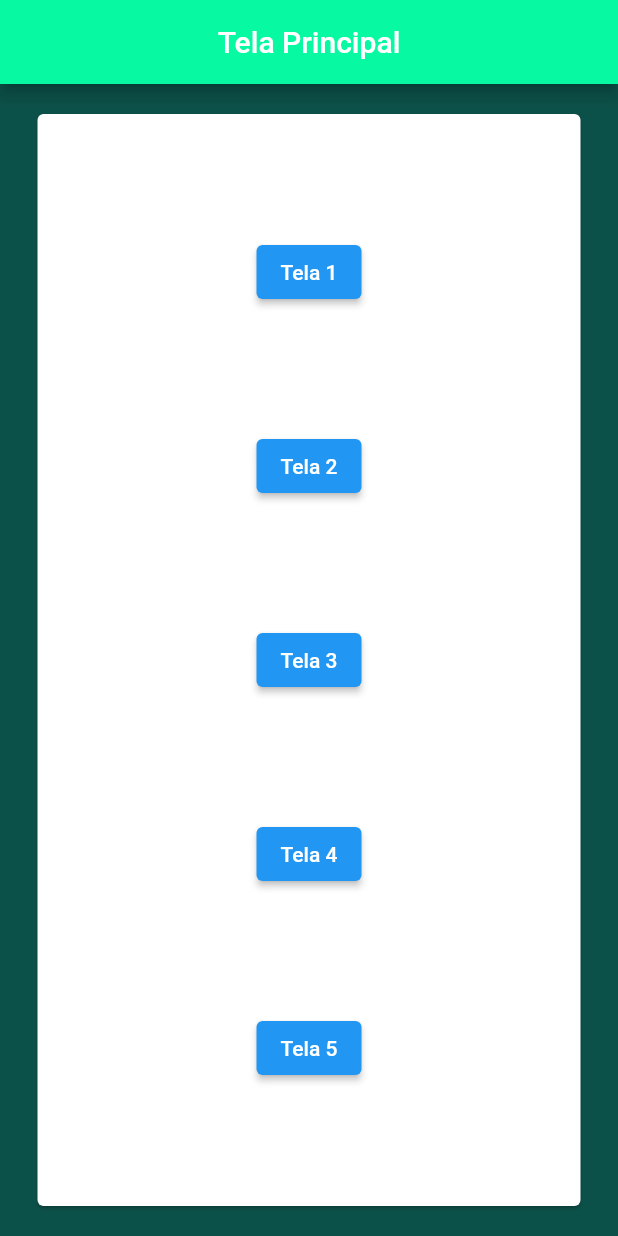
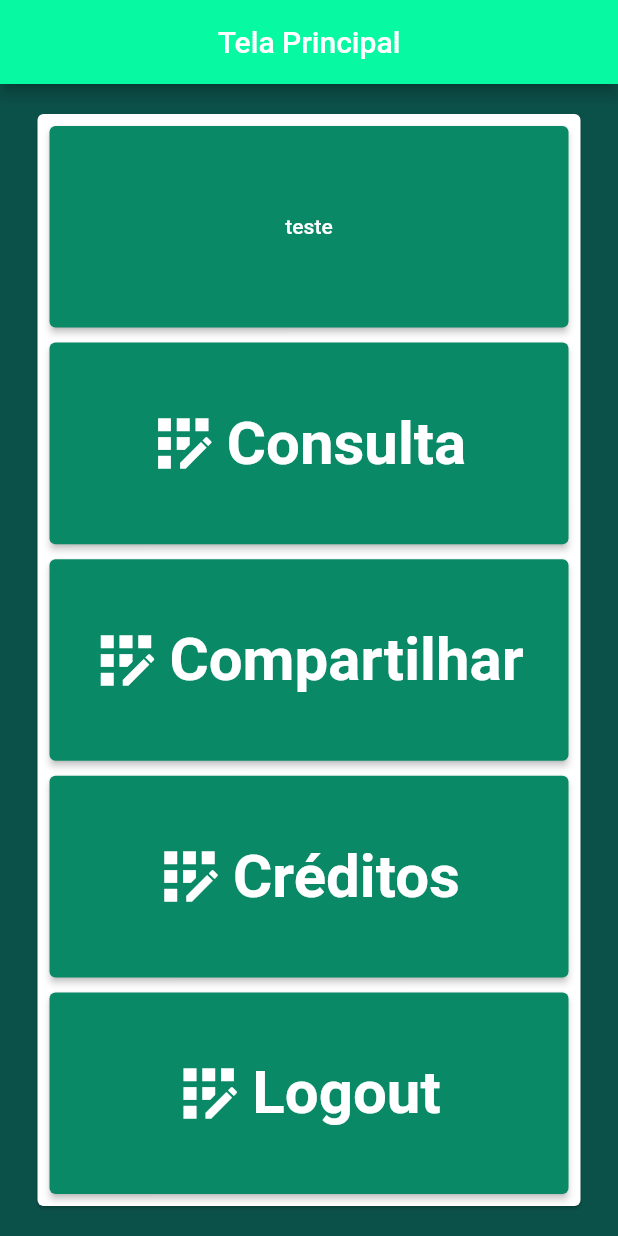
Before and after one commit to Medinagui/Flutter_AppNutricao, a Flutter app: the TelaPrincipal screen opened directly, on a phone screen of 412 x 824 dp. Run offline on Flutter 3.47's test engine with Material 2 defaults, Android fonts, the phone set to English and light mode, and no system bars; Roboto replaces fonts that are missing (OpenSans).

Commit message:
Verificar Tela Principal

```diff
--- a/appnutricao/lib/components/login_form.dart
+++ b/appnutricao/lib/components/login_form.dart
@@ -1,5 +1,5 @@
 import 'package:appnutricao/screens/cadastro_user_login.dart';
-import 'package:appnutricao/screens/telaPrincipal.dart';
+import 'package:appnutricao/screens/tela_principal.dart';
 import 'package:flutter/material.dart';
 import 'package:appnutricao/themes/theme.dart';
 
--- a/appnutricao/lib/main.dart
+++ b/appnutricao/lib/main.dart
@@ -1,5 +1,5 @@
-import 'package:appnutricao/screens/login.dart';
-import 'package:appnutricao/screens/telaPrincipal.dart';
+
+import 'package:appnutricao/screens/tela_principal.dart';
 import 'package:flutter/material.dart';
 
 
@@ -19,7 +19,7 @@ class _NutricaoAppState extends State<NutricaoApp> {
   Widget build(BuildContext context) {
     return const MaterialApp(
       debugShowCheckedModeBanner: false,
-      home: LoginScreen()
+      home: TelaPrincipal()
     );
   }
 }
--- a/appnutricao/lib/screens/telaPrincipal.dart
+++ /dev/null
@@ -1,35 +0,0 @@
-import 'package:flutter/material.dart';
-import 'package:appnutricao/themes/theme.dart';
-
-class TelaPrincipal extends StatelessWidget {
-  const TelaPrincipal({super.key});
-
-  @override
-  Widget build(BuildContext context) {
-    return Scaffold(
-      appBar: AppBar(
-        automaticallyImplyLeading: false,
-        backgroundColor: colorsOne.colorScheme.primary,
-        title: const Text('Tela Principal', textAlign: TextAlign.center),
-        centerTitle: true,
-      ),
-      body: Column(crossAxisAlignment: CrossAxisAlignment.stretch, children: [
-        Expanded(
-          child: Card(
-            margin: const EdgeInsets.fromLTRB(25, 20, 25, 20),
-            child: Column(
-                mainAxisAlignment: MainAxisAlignment.spaceEvenly,
-                children:  [
-                  ElevatedButton(onPressed: () {} ,child: const Text("Tela 1")),
-                  ElevatedButton(onPressed: () {} ,child: const Text("Tela 2")),
-                  ElevatedButton(onPressed: () {} ,child: const Text("Tela 3")),
-                  ElevatedButton(onPressed: () {} ,child: const Text("Tela 4")),
-                  ElevatedButton(onPressed: () {} ,child: const Text("Tela 5")),
-                ]),
-          ),
-        ),
-      ]),
-      backgroundColor: colorsTwo.colorScheme.secondary,
-    );
-  }
-}
--- /dev/null
+++ b/appnutricao/lib/screens/tela_principal.dart
@@ -0,0 +1,130 @@
+import 'package:flutter/material.dart';
+import 'package:appnutricao/themes/theme.dart';
+
+class TelaPrincipal extends StatelessWidget {
+  const TelaPrincipal({super.key});
+
+  @override
+  Widget build(BuildContext context) {
+    return Scaffold(
+      appBar: AppBar(
+        automaticallyImplyLeading: false,
+        backgroundColor: colorsOne.colorScheme.primary,
+        title: const Text('Tela Principal', textAlign: TextAlign.center),
+        centerTitle: true,
+      ),
+      body: Column(crossAxisAlignment: CrossAxisAlignment.stretch, children: [
+        Expanded(
+          child: Card(
+            margin: const EdgeInsets.fromLTRB(25, 20, 25, 20),
+            child: Padding(
+              padding: const EdgeInsets.all(8.0),
+              child: Column(
+                  crossAxisAlignment: CrossAxisAlignment.stretch,
+                  mainAxisAlignment: MainAxisAlignment.spaceEvenly,
+                  children: [
+                    Flexible(
+                      fit: FlexFit.tight,
+                      flex: 10,
+                      child: Stack(
+                        children: [Row(
+                          crossAxisAlignment: CrossAxisAlignment.stretch,
+                          mainAxisAlignment: MainAxisAlignment.end,
+                          children: [
+                            Expanded(
+                              child: ElevatedButton(
+                                  style: ButtonStyle(
+                                      backgroundColor: MaterialStateProperty.all(
+                                          colorsTwo.colorScheme.primary)),
+                                          onPressed: () {},
+                                  child: const Text("teste"),),
+                            )
+                          ],
+                        ),]
+                      ),
+                    ),
+                    const SizedBox(
+                      height: 10,
+                    ),
+                    Flexible(
+                      fit: FlexFit.tight,
+                      flex: 10,
+                      child: ElevatedButton.icon(
+                          style: ButtonStyle(
+                              textStyle: MaterialStateProperty.all(
+                                  myTextThemes.textTheme.titleLarge),
+                              backgroundColor: MaterialStateProperty.all(
+                                  colorsTwo.colorScheme.primary)),
+                          icon: const Icon(
+                            Icons.app_registration,
+                            size: 50,
+                          ),
+                          onPressed: () {},
+                          label: const Text("Consulta")),
+                    ),
+                    const SizedBox(
+                      height: 10,
+                    ),
+                    Flexible(
+                      fit: FlexFit.tight,
+                      flex: 10,
+                      child: ElevatedButton.icon(
+                          style: ButtonStyle(
+                              textStyle: MaterialStateProperty.all(
+                                  myTextThemes.textTheme.titleLarge),
+                              backgroundColor: MaterialStateProperty.all(
+                                  colorsTwo.colorScheme.primary)),
+                          icon: const Icon(
+                            Icons.app_registration,
+                            size: 50,
+                          ),
+                          onPressed: () {},
+                          label: const Text("Compartilhar")),
+                    ),
+                    const SizedBox(
+                      height: 10,
+                    ),
+                    Flexible(
+                      fit: FlexFit.tight,
+                      flex: 10,
+                      child: ElevatedButton.icon(
+                          style: ButtonStyle(
+                              textStyle: MaterialStateProperty.all(
+                                  myTextThemes.textTheme.titleLarge),
+                              backgroundColor: MaterialStateProperty.all(
+                                  colorsTwo.colorScheme.primary)),
+                          icon: const Icon(
+                            Icons.app_registration,
+                            size: 50,
+                          ),
+                          onPressed: () {},
+                          label: const Text("Créditos")),
+                    ),
+                    const SizedBox(
+                      height: 10,
+                    ),
+                    Flexible(
+                      fit: FlexFit.tight,
+                      flex: 10,
+                      child: ElevatedButton.icon(
+                          style: ButtonStyle(
+                              textStyle: MaterialStateProperty.all(
+                                  myTextThemes.textTheme.titleLarge),
+                              backgroundColor: MaterialStateProperty.all(
+                                  colorsTwo.colorScheme.primary)),
+                          icon: const Icon(
+                            Icons.app_registration,
+                            size: 50,
+                          ),
+                          onPressed: () {},
+                          label: const Text("Logout")),
+                    ),
+                  ]),
+            ),
+          ),
+        ),
+      ]),
+      backgroundColor: colorsTwo.colorScheme.secondary,
+    );
+  }
+}
--- a/appnutricao/lib/themes/theme.dart
+++ b/appnutricao/lib/themes/theme.dart
@@ -13,11 +13,14 @@ ThemeData colorsTwo = ThemeData(
         secondary: const Color.fromRGBO(12, 81, 73, 1)));
 
 ThemeData myTextThemes = ThemeData(
-    textTheme:  TextTheme(
+    textTheme: TextTheme(
         displayLarge: const TextStyle(
             fontSize: 20, fontFamily: 'OpenSans', fontWeight: FontWeight.bold),
         displayMedium: TextStyle(
-            fontSize: 40, fontFamily: 'OpenSans', fontWeight: FontWeight.bold, color: colorsTwo.colorScheme.primary),
+            fontSize: 40,
+            fontFamily: 'OpenSans',
+            fontWeight: FontWeight.bold,
+            color: colorsTwo.colorScheme.primary),
         displaySmall: const TextStyle(
             fontSize: 12, fontFamily: 'OpenSans', fontWeight: FontWeight.bold),
         headlineLarge: const TextStyle(
@@ -27,7 +30,7 @@ ThemeData myTextThemes = ThemeData(
         headlineSmall: const TextStyle(
             fontSize: 12, fontFamily: 'OpenSans', fontWeight: FontWeight.bold),
         titleLarge: const TextStyle(
-            fontSize: 20, fontFamily: 'OpenSans', fontWeight: FontWeight.bold),
+            fontSize: 40, fontFamily: 'OpenSans', fontWeight: FontWeight.bold),
         titleMedium: const TextStyle(
             fontSize: 16, fontFamily: 'OpenSans', fontWeight: FontWeight.bold),
         titleSmall: const TextStyle(
@@ -49,14 +52,19 @@ ThemeData buttonsTheme = ThemeData(
   elevatedButtonTheme: ElevatedButtonThemeData(
       style: ButtonStyle(
           backgroundColor:
-                MaterialStateProperty.all(colorsTwo.colorScheme.primary))),
+              MaterialStateProperty.all(colorsTwo.colorScheme.primary))
+              ),
   textButtonTheme: TextButtonThemeData(
       style: ButtonStyle(
           foregroundColor:
-                MaterialStateProperty.all(colorsTwo.colorScheme.secondary))));
+              MaterialStateProperty.all(colorsTwo.colorScheme.secondary))),
+  iconButtonTheme: IconButtonThemeData(
+      style: ButtonStyle(
+          textStyle:
+              MaterialStateProperty.all(myTextThemes.textTheme.titleLarge),
+          backgroundColor:
+              MaterialStateProperty.all(colorsTwo.colorScheme.primary))),
+);
 
-ThemeData MyappBarTheme = ThemeData(
-  appBarTheme: AppBarTheme(
-    backgroundColor: colorsOne.colorScheme.primary
-  )
-);
+ThemeData myAppBarTheme = ThemeData(
+    appBarTheme: AppBarTheme(backgroundColor: colorsOne.colorScheme.primary));
```
Also changed, not shown: appnutricao/lib/images/cadastro.png (added). Lines whose indentation alone changed are shown as unchanged.
